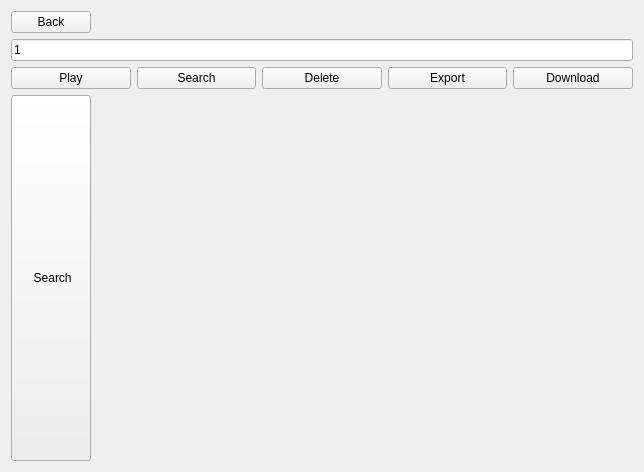
Above: serendipity/ui/playlist_view.ui from Firyst/MyMusicPlayer before the change. Below: the same form after it.
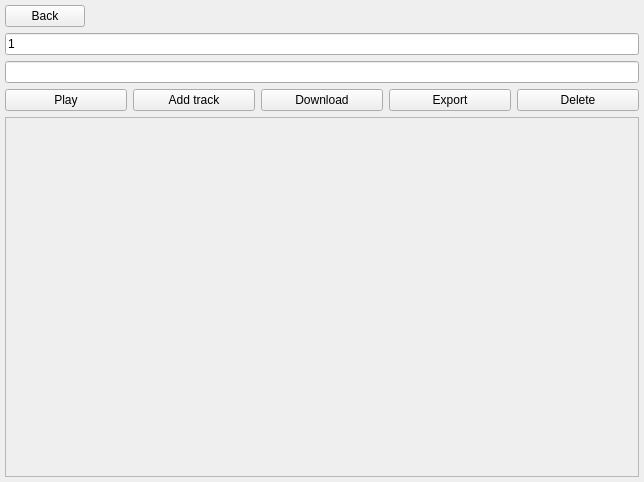
That is the form after the change.

Diff of the .ui file:
```diff
--- a/serendipity/ui/playlist_view.ui
+++ b/serendipity/ui/playlist_view.ui
@@ -7,13 +7,25 @@
     <x>0</x>
     <y>0</y>
     <width>644</width>
-    <height>472</height>
+    <height>482</height>
    </rect>
   </property>
   <property name="windowTitle">
    <string>Form</string>
   </property>
   <layout class="QVBoxLayout" name="verticalLayout">
+   <property name="leftMargin">
+    <number>5</number>
+   </property>
+   <property name="topMargin">
+    <number>5</number>
+   </property>
+   <property name="rightMargin">
+    <number>5</number>
+   </property>
+   <property name="bottomMargin">
+    <number>5</number>
+   </property>
    <item>
     <layout class="QVBoxLayout" name="verticalLayout_2">
      <item>
@@ -38,6 +50,9 @@
      </property>
     </widget>
    </item>
+   <item>
+    <widget class="QLineEdit" name="lineEdit"/>
+   </item>
    <item>
     <layout class="QHBoxLayout" name="horizontalLayout">
      <item>
@@ -62,53 +77,48 @@
         </sizepolicy>
        </property>
        <property name="text">
-        <string>Search</string>
+        <string>Add track</string>
        </property>
       </widget>
      </item>
      <item>
-      <widget class="QPushButton" name="pushButton_3">
-       <property name="text">
-        <string>Delete</string>
-       </property>
-      </widget>
-     </item>
-     <item>
-      <widget class="QPushButton" name="pushButton_5">
-       <property name="text">
-        <string>Export</string>
-       </property>
-      </widget>
-     </item>
-     <item>
-      <widget class="QPushButton" name="pushButton_4">
+      <widget class="QPushButton" name="button_download">
        <property name="text">
         <string>Download</string>
        </property>
       </widget>
      </item>
+     <item>
+      <widget class="QPushButton" name="button_export">
+       <property name="text">
+        <string>Export</string>
+       </property>
+      </widget>
+     </item>
+     <item>
+      <widget class="QPushButton" name="button_delete">
+       <property name="text">
+        <string>Delete</string>
+       </property>
+      </widget>
+     </item>
     </layout>
    </item>
    <item>
-    <widget class="QPushButton" name="search_button">
-     <property name="sizePolicy">
-      <sizepolicy hsizetype="Fixed" vsizetype="Preferred">
-       <horstretch>0</horstretch>
-       <verstretch>0</verstretch>
-      </sizepolicy>
+    <widget class="QScrollArea" name="scrollArea">
+     <property name="widgetResizable">
+      <bool>true</bool>
      </property>
-     <property name="focusPolicy">
-      <enum>Qt::NoFocus</enum>
-     </property>
-     <property name="autoFillBackground">
-      <bool>false</bool>
-     </property>
-     <property name="styleSheet">
-      <string notr="true"/>
-     </property>
-     <property name="text">
-      <string> Search</string>
-     </property>
+     <widget class="QWidget" name="scroll_area_content">
+      <property name="geometry">
+       <rect>
+        <x>0</x>
+        <y>0</y>
+        <width>632</width>
+        <height>324</height>
+       </rect>
+      </property>
+     </widget>
     </widget>
    </item>
   </layout>
```
Left out of the diff: 6 changed lines with no effect on the pictures.
